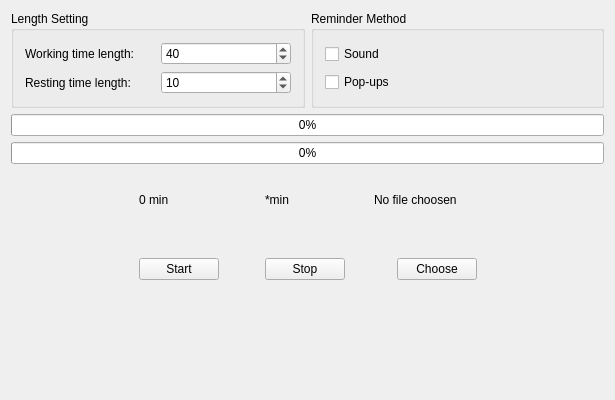
songquanpeng/rest-reminder, file rest-reminder/MainWidget.ui: the form before one commit.
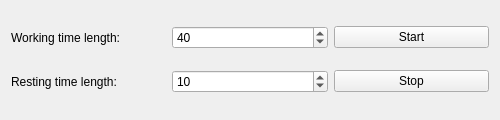
The form after the commit.

```diff
--- a/rest-reminder/MainWidget.ui
+++ b/rest-reminder/MainWidget.ui
@@ -6,317 +6,85 @@
    <rect>
     <x>0</x>
     <y>0</y>
-    <width>615</width>
-    <height>400</height>
+    <width>500</width>
+    <height>120</height>
    </rect>
   </property>
+  <property name="minimumSize">
+   <size>
+    <width>500</width>
+    <height>120</height>
+   </size>
+  </property>
+  <property name="maximumSize">
+   <size>
+    <width>500</width>
+    <height>120</height>
+   </size>
+  </property>
   <property name="windowTitle">
    <string>Rest Reminder</string>
   </property>
   <property name="styleSheet">
    <string notr="true">font: 14pt &quot;Consolas&quot;;</string>
   </property>
-  <layout class="QVBoxLayout" name="verticalLayout">
-   <item>
-    <layout class="QHBoxLayout" name="horizontalLayout">
-     <item>
-      <widget class="QGroupBox" name="groupBox_2">
-       <property name="title">
-        <string>Length Setting</string>
-       </property>
-       <layout class="QGridLayout" name="gridLayout_2">
-        <item row="0" column="0">
-         <widget class="QLabel" name="label">
-          <property name="text">
-           <string>Working time length:</string>
-          </property>
-         </widget>
-        </item>
-        <item row="0" column="1">
-         <widget class="QSpinBox" name="woringTimeSpinBox">
-          <property name="minimum">
-           <number>1</number>
-          </property>
-          <property name="maximum">
-           <number>999</number>
-          </property>
-          <property name="value">
-           <number>40</number>
-          </property>
-         </widget>
-        </item>
-        <item row="1" column="0">
-         <widget class="QLabel" name="label_2">
-          <property name="text">
-           <string>Resting time length:</string>
-          </property>
-         </widget>
-        </item>
-        <item row="1" column="1">
-         <widget class="QSpinBox" name="restingTimeSpinBox">
-          <property name="minimum">
-           <number>0</number>
-          </property>
-          <property name="maximum">
-           <number>999</number>
-          </property>
-          <property name="value">
-           <number>10</number>
-          </property>
-         </widget>
-        </item>
-       </layout>
-      </widget>
-     </item>
-     <item>
-      <widget class="QGroupBox" name="groupBox">
-       <property name="minimumSize">
-        <size>
-         <width>221</width>
-         <height>0</height>
-        </size>
-       </property>
-       <property name="title">
-        <string>Reminder Method</string>
-       </property>
-       <layout class="QGridLayout" name="gridLayout_3">
-        <item row="0" column="0">
-         <widget class="QCheckBox" name="soundCheckBox">
-          <property name="text">
-           <string>Sound</string>
-          </property>
-         </widget>
-        </item>
-        <item row="1" column="0">
-         <widget class="QCheckBox" name="popupsCheckBox">
-          <property name="text">
-           <string>Pop-ups</string>
-          </property>
-         </widget>
-        </item>
-       </layout>
-      </widget>
-     </item>
-    </layout>
-   </item>
-   <item>
-    <widget class="QProgressBar" name="mainProgressBar">
-     <property name="value">
-      <number>0</number>
+  <layout class="QGridLayout" name="gridLayout">
+   <item row="0" column="0">
+    <widget class="QLabel" name="label">
+     <property name="text">
+      <string>Working time length:</string>
      </property>
     </widget>
    </item>
-   <item>
-    <widget class="QProgressBar" name="secondProgressBar">
+   <item row="0" column="1">
+    <widget class="QSpinBox" name="woringTimeSpinBox">
+     <property name="minimum">
+      <number>1</number>
+     </property>
      <property name="maximum">
-      <number>60</number>
+      <number>999</number>
      </property>
      <property name="value">
-      <number>0</number>
+      <number>40</number>
      </property>
     </widget>
    </item>
-   <item>
-    <layout class="QGridLayout" name="gridLayout_4">
-     <item row="0" column="0">
-      <spacer name="horizontalSpacer_6">
-       <property name="orientation">
-        <enum>Qt::Horizontal</enum>
-       </property>
-       <property name="sizeHint" stdset="0">
-        <size>
-         <width>40</width>
-         <height>20</height>
-        </size>
-       </property>
-      </spacer>
-     </item>
-     <item row="0" column="2">
-      <spacer name="horizontalSpacer_5">
-       <property name="orientation">
-        <enum>Qt::Horizontal</enum>
-       </property>
-       <property name="sizeHint" stdset="0">
-        <size>
-         <width>40</width>
-         <height>20</height>
-        </size>
-       </property>
-      </spacer>
-     </item>
-     <item row="0" column="1">
-      <layout class="QGridLayout" name="gridLayout">
-       <item row="0" column="0">
-        <widget class="QLabel" name="label_4">
-         <property name="text">
-          <string/>
-         </property>
-        </widget>
-       </item>
-       <item row="1" column="0">
-        <widget class="QLabel" name="usedTimeLable">
-         <property name="text">
-          <string>0 min</string>
-         </property>
-        </widget>
-       </item>
-       <item row="1" column="1">
-        <spacer name="horizontalSpacer_4">
-         <property name="orientation">
-          <enum>Qt::Horizontal</enum>
-         </property>
-         <property name="sizeHint" stdset="0">
-          <size>
-           <width>40</width>
-           <height>20</height>
-          </size>
-         </property>
-        </spacer>
-       </item>
-       <item row="1" column="2">
-        <widget class="QLabel" name="remainingTimeLabel">
-         <property name="text">
-          <string>*min</string>
-         </property>
-        </widget>
-       </item>
-       <item row="1" column="3" colspan="2">
-        <spacer name="horizontalSpacer_3">
-         <property name="orientation">
-          <enum>Qt::Horizontal</enum>
-         </property>
-         <property name="sizeHint" stdset="0">
-          <size>
-           <width>40</width>
-           <height>20</height>
-          </size>
-         </property>
-        </spacer>
-       </item>
-       <item row="1" column="5" colspan="2">
-        <widget class="QLabel" name="soundFileLabel">
-         <property name="text">
-          <string>No file choosen</string>
-         </property>
-        </widget>
-       </item>
-       <item row="2" column="0">
-        <spacer name="verticalSpacer">
-         <property name="orientation">
-          <enum>Qt::Vertical</enum>
-         </property>
-         <property name="sizeHint" stdset="0">
-          <size>
-           <width>20</width>
-           <height>40</height>
-          </size>
-         </property>
-        </spacer>
-       </item>
-       <item row="2" column="2">
-        <spacer name="verticalSpacer_2">
-         <property name="orientation">
-          <enum>Qt::Vertical</enum>
-         </property>
-         <property name="sizeHint" stdset="0">
-          <size>
-           <width>20</width>
-           <height>40</height>
-          </size>
-         </property>
-        </spacer>
-       </item>
-       <item row="2" column="6">
-        <spacer name="verticalSpacer_3">
-         <property name="orientation">
-          <enum>Qt::Vertical</enum>
-         </property>
-         <property name="sizeHint" stdset="0">
-          <size>
-           <width>20</width>
-           <height>40</height>
-          </size>
-         </property>
-        </spacer>
-       </item>
-       <item row="3" column="0">
-        <widget class="QPushButton" name="controlBtn">
-         <property name="text">
-          <string>Start</string>
-         </property>
-        </widget>
-       </item>
-       <item row="3" column="1">
-        <spacer name="horizontalSpacer">
-         <property name="orientation">
-          <enum>Qt::Horizontal</enum>
-         </property>
-         <property name="sizeHint" stdset="0">
-          <size>
-           <width>40</width>
-           <height>20</height>
-          </size>
-         </property>
-        </spacer>
-       </item>
-       <item row="3" column="2" colspan="2">
-        <widget class="QPushButton" name="stopBtn">
-         <property name="text">
-          <string>Stop</string>
-         </property>
-        </widget>
-       </item>
-       <item row="3" column="4" colspan="2">
-        <spacer name="horizontalSpacer_2">
-         <property name="orientation">
-          <enum>Qt::Horizontal</enum>
-         </property>
-         <property name="sizeHint" stdset="0">
-          <size>
-           <width>40</width>
-           <height>20</height>
-          </size>
-         </property>
-        </spacer>
-       </item>
-       <item row="3" column="6">
-        <widget class="QPushButton" name="chooseBtn">
-         <property name="text">
-          <string>Choose</string>
-         </property>
-        </widget>
-       </item>
-      </layout>
-     </item>
-    </layout>
+   <item row="0" column="2">
+    <widget class="QPushButton" name="controlBtn">
+     <property name="text">
+      <string>Start</string>
+     </property>
+    </widget>
    </item>
-   <item>
-    <spacer name="verticalSpacer_5">
-     <property name="orientation">
-      <enum>Qt::Vertical</enum>
+   <item row="1" column="0">
+    <widget class="QLabel" name="label_2">
+     <property name="text">
+      <string>Resting time length:</string>
      </property>
-     <property name="sizeHint" stdset="0">
-      <size>
-       <width>20</width>
-       <height>37</height>
-      </size>
+    </widget>
+   </item>
+   <item row="1" column="1">
+    <widget class="QSpinBox" name="restingTimeSpinBox">
+     <property name="minimum">
+      <number>0</number>
      </property>
-    </spacer>
+     <property name="maximum">
+      <number>999</number>
+     </property>
+     <property name="value">
+      <number>10</number>
+     </property>
+    </widget>
+   </item>
+   <item row="1" column="2">
+    <widget class="QPushButton" name="stopBtn">
+     <property name="text">
+      <string>Stop</string>
+     </property>
+    </widget>
    </item>
   </layout>
  </widget>
- <layoutdefault spacing="6" margin="11"/>
- <tabstops>
-  <tabstop>woringTimeSpinBox</tabstop>
-  <tabstop>restingTimeSpinBox</tabstop>
-  <tabstop>controlBtn</tabstop>
-  <tabstop>stopBtn</tabstop>
-  <tabstop>chooseBtn</tabstop>
-  <tabstop>soundCheckBox</tabstop>
-  <tabstop>popupsCheckBox</tabstop>
- </tabstops>
- <resources>
-  <include location="MainWidget.qrc"/>
- </resources>
+ <resources/>
  <connections/>
 </ui>
```
